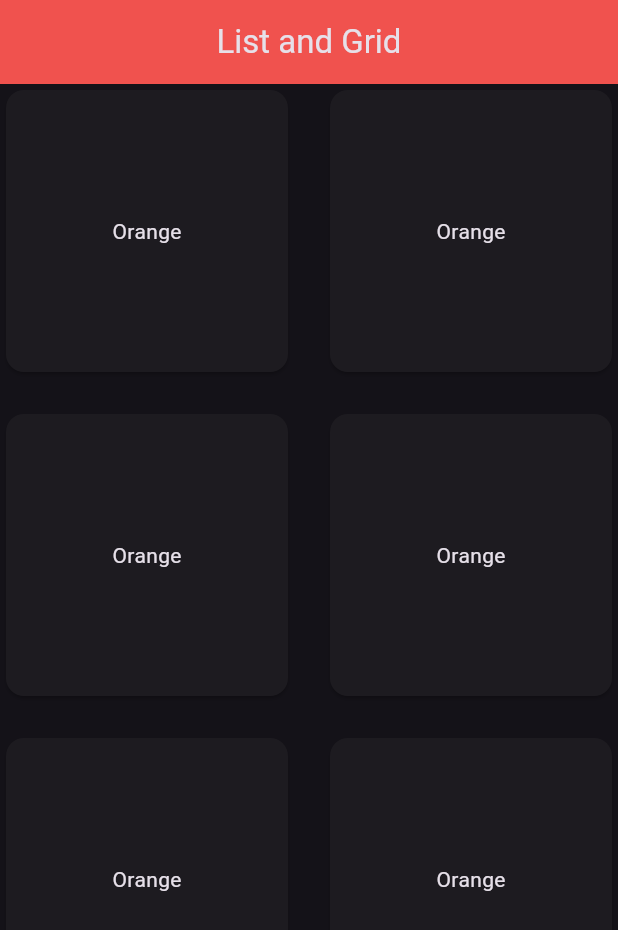
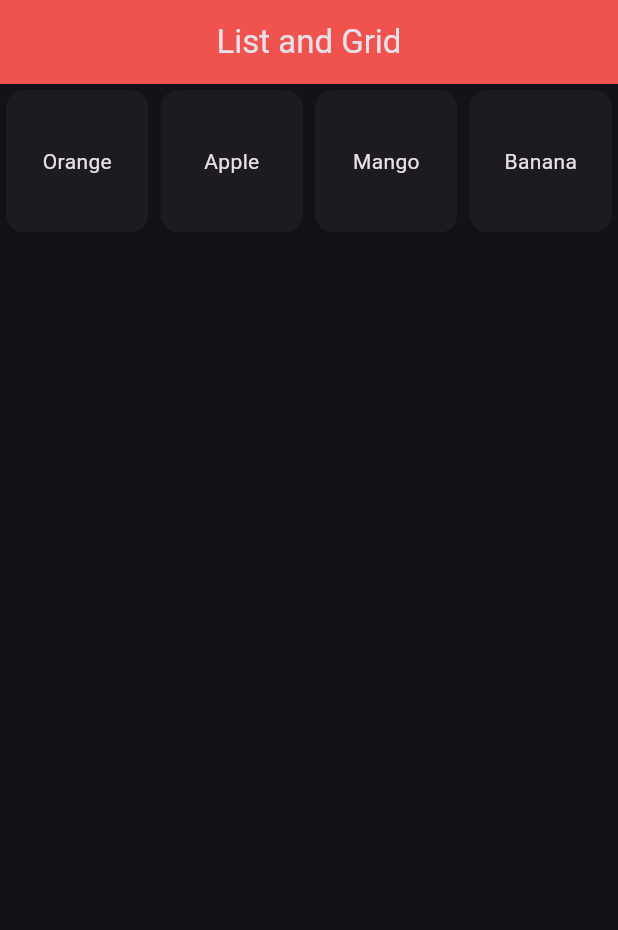
Before and after one commit to subhava06/Flutter-Learning, a Flutter app: the screen it shows after launch, on a phone screen of 412 x 824 dp. Shown: the top 930 px of the screen. Run offline on Flutter 3.47's test engine with Material 3 defaults, Android fonts, the phone set to English and light mode, and no system bars.

Commit message:
GridView.builder(context,index) {return  }

```diff
--- a/lib/widgets/list_grid.dart
+++ b/lib/widgets/list_grid.dart
@@ -44,30 +44,13 @@ class _ListGridStateState extends State<ListGridState> {
           },
 
         ),*/
-        child: GridView(gridDelegate: SliverGridDelegateWithFixedCrossAxisCount(crossAxisCount: 2,
-        crossAxisSpacing: 20,mainAxisSpacing: 20,
-        childAspectRatio: 3/3),
-        children: [  // in childAspectRatio , 2 means width and 3 means height
-          Card (
-            child: Center(child: Text('Orange')),
-        ),
-    Card (
-    child: Center(child: Text('Orange')),
-    ),
-    Card (
-    child: Center(child: Text('Orange')),
-    ),
-    Card (
-    child: Center(child: Text('Orange')),
-    ),
-    Card (
-    child: Center(child: Text('Orange')),
-    ),
-    Card (
-    child: Center(child: Text('Orange')),
-    ),
-          ],
-    ),
+        child: GridView.builder(gridDelegate: SliverGridDelegateWithFixedCrossAxisCount(crossAxisCount: 4),
+          itemCount: fruits.length,
+          itemBuilder:(context, index) {
+          return Card(child: Center(child: Text(fruits[index]),
+          ),
+          );
+          },),
       ),
     );
   }
```
